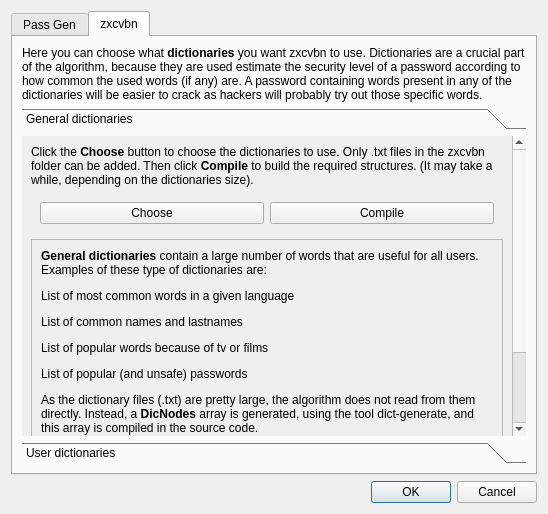
waltergallegog/SEcubeWallet, file scr/preferencesdialog.ui: the form before one commit.
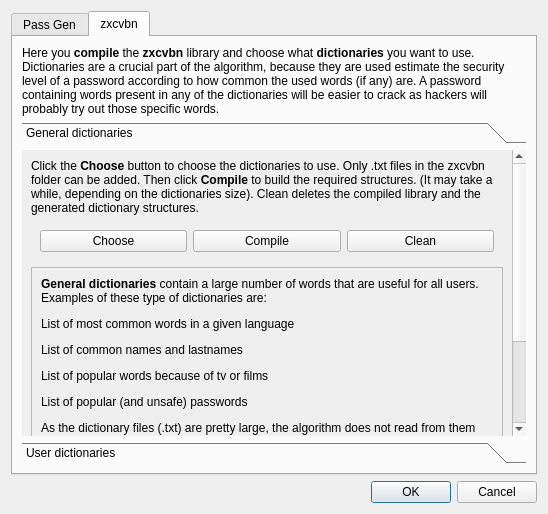
The form after the commit. The open tabs and pages were chosen to show the change. Custom widgets are drawn as their Qt base class.

Commit message: more fixes to add entry, make clean, date filter

What changed in the file:
```diff
--- a/scr/preferencesdialog.ui
+++ b/scr/preferencesdialog.ui
@@ -278,7 +278,7 @@
           </sizepolicy>
          </property>
          <property name="text">
-          <string>&lt;html&gt;&lt;head/&gt;&lt;body&gt;&lt;p&gt;Here you can choose what &lt;span style=&quot; font-weight:600;&quot;&gt;dictionaries&lt;/span&gt; you want zxcvbn to use. Dictionaries are a crucial part of the algorithm, because they are used estimate the security level of a password according to how common the used words (if any) are. A password containing words present in any of the dictionaries will be easier to crack as hackers will probably try out those specific words.&lt;/p&gt;&lt;/body&gt;&lt;/html&gt;</string>
+          <string>&lt;html&gt;&lt;head/&gt;&lt;body&gt;&lt;p&gt;Here you &lt;span style=&quot; font-weight:600;&quot;&gt;compile&lt;/span&gt; the &lt;span style=&quot; font-weight:600;&quot;&gt;zxcvbn&lt;/span&gt; library and choose what &lt;span style=&quot; font-weight:600;&quot;&gt;dictionaries&lt;/span&gt; you want to use. Dictionaries are a crucial part of the algorithm, because they are used estimate the security level of a password according to how common the used words (if any) are. A password containing words present in any of the dictionaries will be easier to crack as hackers will probably try out those specific words.&lt;/p&gt;&lt;/body&gt;&lt;/html&gt;</string>
          </property>
          <property name="wordWrap">
           <bool>true</bool>
@@ -297,9 +297,9 @@
           <property name="geometry">
            <rect>
             <x>0</x>
-            <y>-140</y>
+            <y>0</y>
             <width>494</width>
-            <height>421</height>
+            <height>436</height>
            </rect>
           </property>
           <attribute name="label">
@@ -309,7 +309,7 @@
            <item>
             <widget class="QLabel" name="label_3">
              <property name="text">
-              <string>&lt;html&gt;&lt;head/&gt;&lt;body&gt;&lt;p&gt;Click the &lt;span style=&quot; font-weight:600;&quot;&gt;Choose&lt;/span&gt; button to choose the dictionaries to use. Only .txt files in the zxcvbn folder can be added. Then click &lt;span style=&quot; font-weight:600;&quot;&gt;Compile&lt;/span&gt; to build the required structures. (It may take a while, depending on the dictionaries size).&lt;/p&gt;&lt;/body&gt;&lt;/html&gt;</string>
+              <string>&lt;html&gt;&lt;head/&gt;&lt;body&gt;&lt;p&gt;Click the &lt;span style=&quot; font-weight:600;&quot;&gt;Choose&lt;/span&gt; button to choose the dictionaries to use. Only .txt files in the zxcvbn folder can be added. Then click &lt;span style=&quot; font-weight:600;&quot;&gt;Compile&lt;/span&gt; to build the required structures. (It may take a while, depending on the dictionaries size). Clean deletes the compiled library and the generated dictionary structures.&lt;/p&gt;&lt;/body&gt;&lt;/html&gt;</string>
              </property>
              <property name="wordWrap">
               <bool>true</bool>
@@ -333,6 +333,13 @@
                 </property>
                </widget>
               </item>
+              <item>
+               <widget class="QPushButton" name="pb_genClean">
+                <property name="text">
+                 <string>Clean</string>
+                </property>
+               </widget>
+              </item>
              </layout>
             </widget>
            </item>
@@ -345,7 +352,7 @@
               <property name="geometry">
                <rect>
                 <x>0</x>
-                <y>-15</y>
+                <y>0</y>
                 <width>460</width>
                 <height>318</height>
                </rect>
```
Left out of the diff: 2 changed lines with no effect on the pictures. The commit also changes 14 other files.
